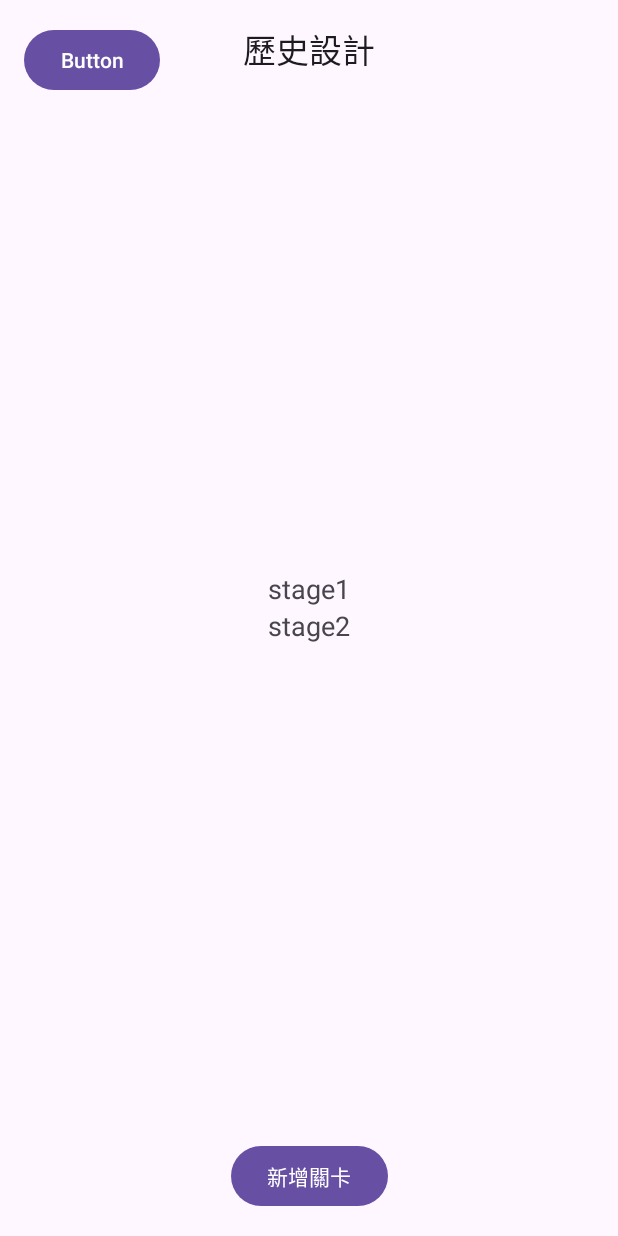
After one commit to D1018600/Language_studying_app, an Android app: the DesignRecordActivity screen opened directly, with no data from a screen before it, on a phone screen of 412 x 824 dp. The commit adds this screen. Run offline under Robolectric (Android 15) with nearby library versions, the phone set to English and light mode, and no system bars.

Commit message:
updated design record and design stage xml

```diff
--- a/app/src/main/AndroidManifest.xml
+++ b/app/src/main/AndroidManifest.xml
@@ -12,6 +12,9 @@
         android:supportsRtl="true"
         android:theme="@style/Theme.Language_studying_app"
         tools:targetApi="31">
+        <activity
+            android:name=".DesignRecordActivity"
+            android:exported="false" />
         <activity
             android:name=".ResultScreen"
             android:exported="false" />
--- /dev/null
+++ b/app/src/main/java/fcu/app/language_studying_app/DesignRecordActivity.java
@@ -0,0 +1,24 @@
+package fcu.app.language_studying_app;
+
+import android.os.Bundle;
+
+import androidx.activity.EdgeToEdge;
+import androidx.appcompat.app.AppCompatActivity;
+import androidx.core.graphics.Insets;
+import androidx.core.view.ViewCompat;
+import androidx.core.view.WindowInsetsCompat;
+
+public class DesignRecordActivity extends AppCompatActivity {
+
+    @Override
+    protected void onCreate(Bundle savedInstanceState) {
+        super.onCreate(savedInstanceState);
+        EdgeToEdge.enable(this);
+        setContentView(R.layout.activity_design_record);
+        ViewCompat.setOnApplyWindowInsetsListener(findViewById(R.id.main), (v, insets) -> {
+            Insets systemBars = insets.getInsets(WindowInsetsCompat.Type.systemBars());
+            v.setPadding(systemBars.left, systemBars.top, systemBars.right, systemBars.bottom);
+            return insets;
+        });
+    }
+}
--- /dev/null
+++ b/app/src/main/res/layout/activity_design_record.xml
@@ -0,0 +1,67 @@
+<?xml version="1.0" encoding="utf-8"?>
+<androidx.constraintlayout.widget.ConstraintLayout xmlns:android="http://schemas.android.com/apk/res/android"
+    xmlns:app="http://schemas.android.com/apk/res-auto"
+    xmlns:tools="http://schemas.android.com/tools"
+    android:id="@+id/main"
+    android:layout_width="match_parent"
+    android:layout_height="match_parent"
+    tools:context=".DesignRecordActivity">
+
+    <TextView
+        android:id="@+id/textView"
+        android:layout_width="wrap_content"
+        android:layout_height="wrap_content"
+        android:layout_marginTop="16dp"
+        android:fontFamily="@font/chinese_font"
+        android:text="歷史設計"
+        android:textAppearance="@style/TextAppearance.AppCompat.Large"
+        app:layout_constraintEnd_toEndOf="parent"
+        app:layout_constraintStart_toStartOf="parent"
+        app:layout_constraintTop_toTopOf="parent" />
+
+    <Button
+        android:id="@+id/btn_add_stage"
+        android:layout_width="wrap_content"
+        android:layout_height="wrap_content"
+        android:layout_marginBottom="16dp"
+        android:fontFamily="@font/chinese_font"
+        android:text="新增關卡"
+        app:layout_constraintBottom_toBottomOf="parent"
+        app:layout_constraintEnd_toEndOf="parent"
+        app:layout_constraintStart_toStartOf="parent" />
+
+    <LinearLayout
+        android:layout_width="wrap_content"
+        android:layout_height="wrap_content"
+        android:orientation="vertical"
+        app:layout_constraintBottom_toTopOf="@+id/btn_add_stage"
+        app:layout_constraintEnd_toEndOf="parent"
+        app:layout_constraintStart_toStartOf="parent"
+        app:layout_constraintTop_toBottomOf="@+id/textView">
+
+        <TextView
+            android:id="@+id/textView8"
+            android:layout_width="match_parent"
+            android:layout_height="wrap_content"
+            android:text="stage1"
+            android:textAppearance="@style/TextAppearance.AppCompat.Medium" />
+
+        <TextView
+            android:id="@+id/textView9"
+            android:layout_width="match_parent"
+            android:layout_height="wrap_content"
+            android:text="stage2"
+            android:textAppearance="@style/TextAppearance.AppCompat.Medium" />
+    </LinearLayout>
+
+    <Button
+        android:id="@+id/btn_return_design_record"
+        android:layout_width="wrap_content"
+        android:layout_height="wrap_content"
+        android:layout_marginStart="16dp"
+        android:layout_marginTop="16dp"
+        android:text="Button"
+        app:layout_constraintStart_toStartOf="parent"
+        app:layout_constraintTop_toTopOf="parent" />
+
+</androidx.constraintlayout.widget.ConstraintLayout>
```
Also changed, not shown: app/src/main/res/layout/activity_design_stage.xml (+100 -5 lines).
